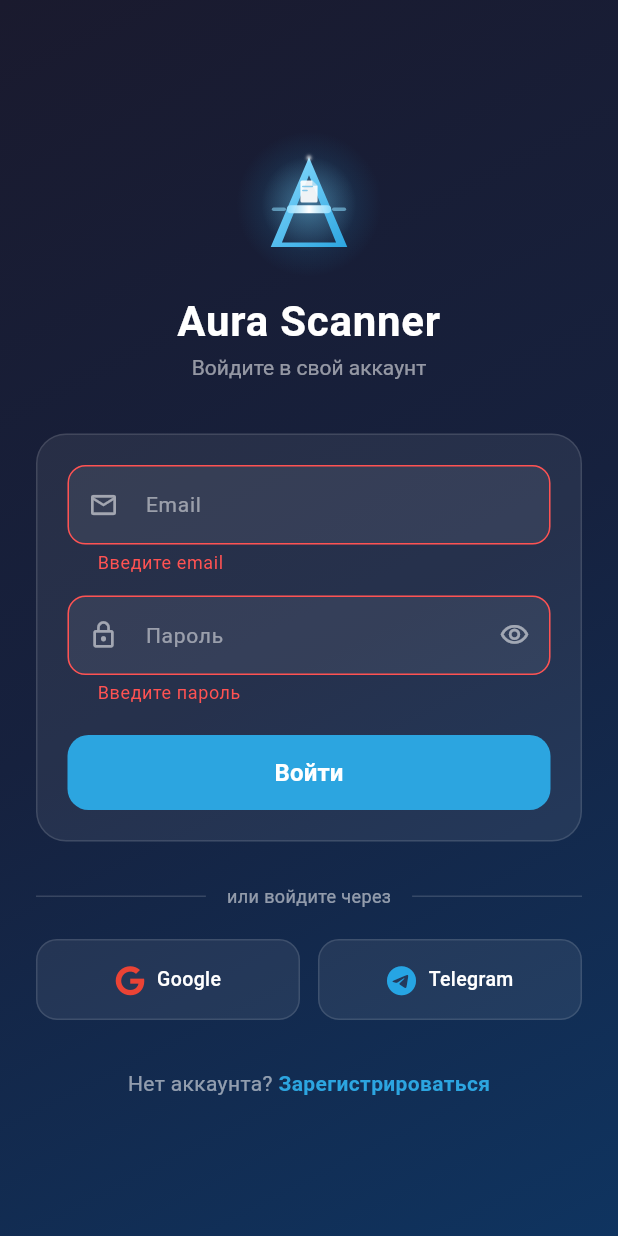
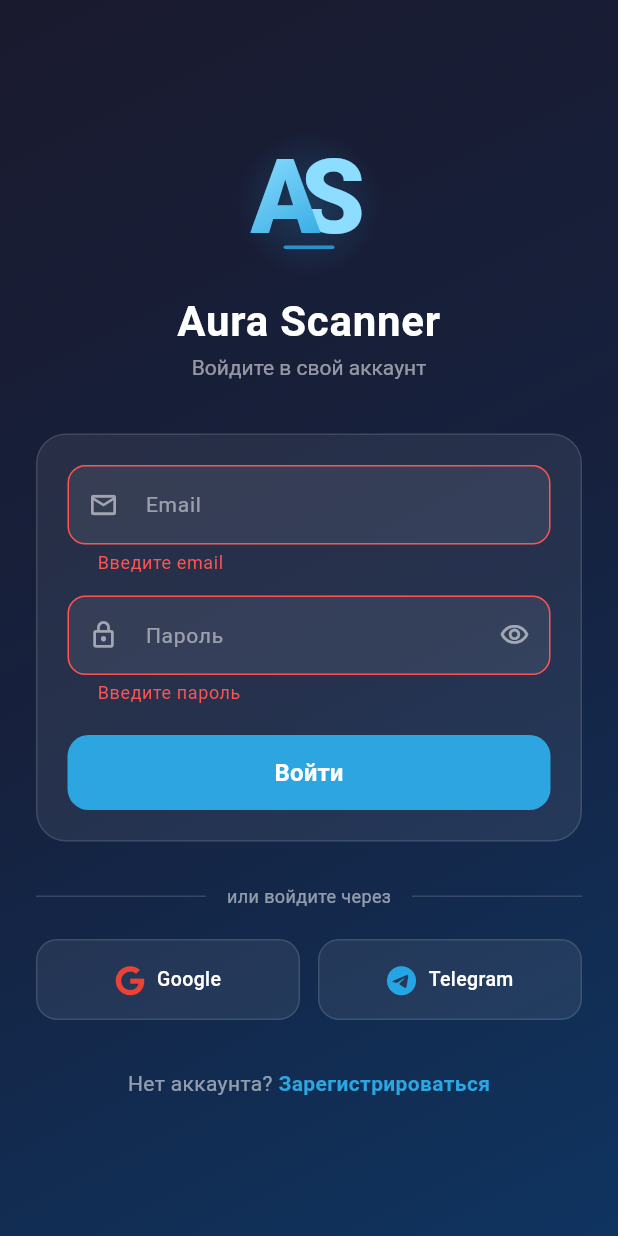
Before and after one commit to nekopunk44/Aura-scaner, a Flutter app: the LoginScreen screen opened directly, after a tap on "Войти", on a phone screen of 412 x 824 dp. Run offline on Flutter 3.47's test engine with Material 3 defaults, Android fonts, the phone set to English and light mode, and no system bars; our stand-ins replace app_links, audioplayers, camera, dio, file_picker, font_awesome_flutter and 14 more; missing offline and left inert: docx_to_text, flutter_doc_scanner, flutter_tesseract_ocr, google_mlkit_language_id, google_mlkit_text_recognition, google_mlkit_translation and 7 more; accounts and stored records are empty.

Commit message:
feat(scanner): монограмма «AS» + градиентный splash
Логотип:
- AuraLogo переписан на типографическую монограмму AS — буквы w900
  с отрицательным letterSpacing и перекрытием. A смещена влево,
  S — вправо, при этом A визуально «заходит» на S.
- A — диагональный градиент #8CDDFF → #2CA5E0 через ShaderMask.
  S — светлый highlight.
- Под буквами — тонкая короткая линия-«подчёркивание» (скан-намёк).
- За буквами — мягкое радиальное свечение для объёма.
- Параметр `monoWhite=true` — всё белым (для splash на цветном фоне),
  без shader и glow.

Splash:
- Диагональный градиент #8CDDFF → #2CA5E0 → #0D47A1 на весь экран —
  брендированный фон в фирменных цветах.
- AuraLogo(monoWhite: true) 170px по центру.
- «Aura Scanner» (w800, letterSpacing 1.2) + subtitle белым.
- Hero(kAuraLogoHeroTag) сохраняется — переход на login остаётся
  бесшовным (на login логотип цветной, splash — белый, но Hero
  анимирует положение/размер).

```diff
--- a/scanner_ap/lib/screens/ui_screens/splash_screen.dart
+++ b/scanner_ap/lib/screens/ui_screens/splash_screen.dart
@@ -107,22 +107,30 @@
 
   @override
   Widget build(BuildContext context) {
-    final isDark = Theme.of(context).brightness == Brightness.dark;
-    final bg = isDark ? const Color(0xFF0F1923) : const Color(0xFFF2F6FC);
-    final textColor = isDark ? Colors.white : const Color(0xFF1A1A2E);
-    final subColor = isDark ? Colors.white60 : const Color(0xFF6B7A99);
-
     return Scaffold(
-      backgroundColor: bg,
-      body: Center(
+      body: Container(
+        decoration: const BoxDecoration(
+          gradient: LinearGradient(
+            begin: Alignment.topLeft,
+            end: Alignment.bottomRight,
+            colors: [
+              Color(0xFF8CDDFF),
+              Color(0xFF2CA5E0),
+              Color(0xFF0D47A1),
+            ],
+            stops: [0.0, 0.55, 1.0],
+          ),
+        ),
+        child: SafeArea(
+          child: Center(
             child: Column(
               mainAxisSize: MainAxisSize.min,
               children: [
                 Hero(
                   tag: kAuraLogoHeroTag,
-              child: const AuraLogo(size: 160),
+                  child: const AuraLogo(size: 170, monoWhite: true),
                 ),
-            const SizedBox(height: 24),
+                const SizedBox(height: 28),
                 FadeTransition(
                   opacity: _textCtrl,
                   child: SlideTransition(
@@ -135,19 +143,23 @@
                     )),
                     child: Column(
                       children: [
-                    Text(
+                        const Text(
                           'Aura Scanner',
                           style: TextStyle(
-                        fontSize: 28,
-                        fontWeight: FontWeight.w700,
-                        color: textColor,
-                        letterSpacing: 0.5,
+                            fontSize: 30,
+                            fontWeight: FontWeight.w800,
+                            color: Colors.white,
+                            letterSpacing: 1.2,
                           ),
                         ),
-                    const SizedBox(height: 6),
+                        const SizedBox(height: 8),
                         Text(
                           'Документы, OCR и AI в кармане',
-                      style: TextStyle(fontSize: 13, color: subColor),
+                          style: TextStyle(
+                            fontSize: 13,
+                            color: Colors.white.withValues(alpha: 0.85),
+                            letterSpacing: 0.3,
+                          ),
                         ),
                       ],
                     ),
@@ -156,6 +168,8 @@
               ],
             ),
           ),
+        ),
+      ),
     );
   }
 }
--- a/scanner_ap/lib/widgets/aura_logo.dart
+++ b/scanner_ap/lib/widgets/aura_logo.dart
@@ -1,28 +1,25 @@
 import 'package:flutter/material.dart';
 
-/// Брендовый логотип Aura Scanner.
+/// Брендовый логотип Aura Scanner — типографическая монограмма «AS»
+/// с перекрытием букв и градиентной заливкой по диагонали.
 ///
-/// Концепция: монограмма «A» как страница-призма, через которую проходит
-/// горизонтальный луч сканера. Внутри верхней половины — миниатюрный
-/// «документ» со складкой угла (привязка к функции приложения), вокруг
-/// буквы — мягкое голубое сияние («аура»).
-///
-/// Полностью векторный (CustomPainter), без файлов-картинок — чёткий на
-/// любом размере, подходит как для splash (160px), так и для launcher-
-/// иконки (1024px).
+/// - Размер `size` управляет масштабом полного блока (буквы + glow).
+/// - `color` — основной акцент (заливка низа).
+/// - `highlight` — светлый акцент (заливка верха).
+/// - `monoWhite=true` — обе буквы белые без градиента (для брендового
+///   splash на цветном фоне).
 class AuraLogo extends StatelessWidget {
   final double size;
   final Color color;
-
-  /// Светлый акцент для градиента и луча сканера. По умолчанию — светлый
-  /// оттенок основного цвета.
   final Color highlight;
+  final bool monoWhite;
 
   const AuraLogo({
     super.key,
     this.size = 96,
     this.color = const Color(0xFF2CA5E0),
     this.highlight = const Color(0xFF8CDDFF),
+    this.monoWhite = false,
   });
 
   @override
@@ -31,7 +28,11 @@
       width: size,
       height: size,
       child: CustomPaint(
-        painter: _AuraLogoPainter(color: color, highlight: highlight),
+        painter: _AuraLogoPainter(
+          color: color,
+          highlight: highlight,
+          monoWhite: monoWhite,
+        ),
       ),
     );
   }
@@ -40,8 +41,13 @@
 class _AuraLogoPainter extends CustomPainter {
   final Color color;
   final Color highlight;
+  final bool monoWhite;
 
-  _AuraLogoPainter({required this.color, required this.highlight});
+  _AuraLogoPainter({
+    required this.color,
+    required this.highlight,
+    required this.monoWhite,
+  });
 
   @override
   void paint(Canvas canvas, Size size) {
@@ -49,199 +55,113 @@
     final cx = size.width / 2;
     final cy = size.height / 2;
 
-    // 1. Aurora-glow — два радиальных слоя свечения за буквой.
-    _drawAura(canvas, base, cx, cy);
+    // Подложка-glow: лёгкое радиальное свечение за буквами для объёма.
+    if (!monoWhite) {
+      final glowPaint = Paint()
+        ..shader = RadialGradient(
+          colors: [
+            color.withValues(alpha: 0.22),
+            color.withValues(alpha: 0.0),
+          ],
+          stops: const [0.0, 1.0],
+        ).createShader(Rect.fromCircle(
+          center: Offset(cx, cy),
+          radius: base * 0.55,
+        ));
+      canvas.drawCircle(Offset(cx, cy), base * 0.55, glowPaint);
+    }
 
-    // 2. Геометрия буквы A.
-    final aHeight = base * 0.68;
-    final aWidth = base * 0.58;
-    final aTop = cy - aHeight * 0.52;
-    final aBottom = cy + aHeight * 0.48;
-    final aLeft = cx - aWidth / 2;
-    final aRight = cx + aWidth / 2;
+    // Параметры шрифта.
+    final fontSize = base * 0.78;
+    final fillColor = monoWhite ? Colors.white : color;
+    final overlayColor =
+        monoWhite ? Colors.white.withValues(alpha: 0.6) : highlight;
 
-    // Внутренний треугольник — «дыра» в букве A.
-    final innerInset = base * 0.085;
-    final innerTopY = aTop + innerInset * 1.6;
-    final innerBottomY = aBottom - innerInset * 0.4;
-    final innerLeftX = aLeft + innerInset;
-    final innerRightX = aRight - innerInset;
+    // Базовый стиль букв.
+    TextStyle styleFor(Color c, double weight) => TextStyle(
+          fontSize: fontSize,
+          color: c,
+          fontWeight: FontWeight.w900,
+          height: 1.0,
+          letterSpacing: -base * 0.02,
+        );
 
-    // 3. Заливка буквы — диагональный градиент.
-    final rect = Rect.fromLTWH(aLeft, aTop, aWidth, aHeight);
-    final fillPaint = Paint()
-      ..shader = LinearGradient(
-        colors: [highlight, color],
-        begin: Alignment.topLeft,
-        end: Alignment.bottomRight,
-      ).createShader(rect)
-      ..style = PaintingStyle.fill;
+    // 1. Буква S — рисуется первой, чтобы A легла поверх и создалось
+    //    ощущение «A заходит на S». Сдвинута вправо.
+    final sPainter = TextPainter(
+      text: TextSpan(text: 'S', style: styleFor(overlayColor, 900)),
+      textDirection: TextDirection.ltr,
+    )..layout();
+    final sOffset = Offset(
+      cx - sPainter.width / 2 + base * 0.18,
+      cy - sPainter.height / 2,
+    );
+    sPainter.paint(canvas, sOffset);
 
-    final letterPath = Path()
-      ..fillType = PathFillType.evenOdd
-      // Внешний контур треугольника.
-      ..moveTo(cx, aTop)
-      ..lineTo(aRight, aBottom)
-      ..lineTo(aLeft, aBottom)
-      ..close()
-      // Внутренний контур — даёт «дыру» в треугольнике.
-      ..moveTo(cx, innerTopY)
-      ..lineTo(innerRightX, innerBottomY)
-      ..lineTo(innerLeftX, innerBottomY)
-      ..close();
-
-    canvas.drawPath(letterPath, fillPaint);
-
-    // 4. Перекладина-сканер: яркая горизонтальная полоса через центр.
-    //    Вписана точно в внешний треугольник + ярче основного градиента.
-    final barY = cy + base * 0.04;
-    final barTickness = base * 0.06;
-    final tFromTop = (barY - aTop) / aHeight;
-    final barHalfWidth = (aWidth / 2) * tFromTop;
-    final barRect = Rect.fromCenter(
-      center: Offset(cx, barY),
-      width: barHalfWidth * 2,
-      height: barTickness,
-    );
-    final barPaint = Paint()
-      ..shader = LinearGradient(
-        colors: [
-          highlight.withValues(alpha: 0.9),
-          Colors.white,
-          highlight.withValues(alpha: 0.9),
-        ],
-      ).createShader(barRect);
-    canvas.drawRRect(
-      RRect.fromRectAndRadius(barRect, Radius.circular(barTickness / 2)),
-      barPaint,
+    // 2. Буква A — сдвинута влево, частично перекрывает S.
+    //    Заливка — диагональный градиент акцента.
+    final aPainter = TextPainter(
+      text: TextSpan(text: 'A', style: styleFor(fillColor, 900)),
+      textDirection: TextDirection.ltr,
+    )..layout();
+    final aOffset = Offset(
+      cx - aPainter.width / 2 - base * 0.18,
+      cy - aPainter.height / 2,
     );
 
-    // 5. Луч сканера выходит за пределы буквы — две короткие линии
-    //    наружу слева и справа, как «луч продолжается».
-    final rayPaint = Paint()
-      ..color = highlight.withValues(alpha: 0.55)
-      ..strokeCap = StrokeCap.round
-      ..strokeWidth = barTickness * 0.45;
-    final rayLength = base * 0.08;
+    if (!monoWhite) {
+      // Применяем градиент через ShaderMask-эквивалент: рисуем букву A
+      // напрямую с shader paint.
+      canvas.saveLayer(
+        Rect.fromLTWH(0, 0, size.width, size.height),
+        Paint(),
+      );
+      aPainter.paint(canvas, aOffset);
+      final gradientPaint = Paint()
+        ..shader = LinearGradient(
+          colors: [highlight, color],
+          begin: Alignment.topLeft,
+          end: Alignment.bottomRight,
+        ).createShader(Rect.fromLTWH(
+          aOffset.dx,
+          aOffset.dy,
+          aPainter.width,
+          aPainter.height,
+        ))
+        ..blendMode = BlendMode.srcIn;
+      canvas.drawRect(
+        Rect.fromLTWH(
+          aOffset.dx,
+          aOffset.dy,
+          aPainter.width,
+          aPainter.height,
+        ),
+        gradientPaint,
+      );
+      canvas.restore();
+    } else {
+      aPainter.paint(canvas, aOffset);
+    }
+
+    // 3. Тонкая горизонтальная линия-«подчёркивание» под монограммой —
+    //    напоминает скан-линию, не перегружает композицию.
+    final underlinePaint = Paint()
+      ..color = (monoWhite ? Colors.white : color).withValues(alpha: 0.85)
+      ..strokeWidth = base * 0.025
+      ..strokeCap = StrokeCap.round;
+    final lineY = cy + fontSize * 0.42;
+    final lineLeft = cx - base * 0.18;
+    final lineRight = cx + base * 0.18;
     canvas.drawLine(
-      Offset(cx - barHalfWidth - base * 0.02, barY),
-      Offset(cx - barHalfWidth - base * 0.02 - rayLength, barY),
-      rayPaint,
-    );
-    canvas.drawLine(
-      Offset(cx + barHalfWidth + base * 0.02, barY),
-      Offset(cx + barHalfWidth + base * 0.02 + rayLength, barY),
-      rayPaint,
-    );
-
-    // 6. Миниатюрный документ внутри верхней «дыры» буквы — связка с
-    //    функцией приложения. Прямоугольник со складкой правого верхнего
-    //    угла.
-    _drawTinyDocument(
-      canvas,
-      base: base,
-      cx: cx,
-      topY: innerTopY,
-      barY: barY,
-      barTickness: barTickness,
-    );
-
-    // 7. Сияющий блик в верхней вершине A — «искра ауры».
-    final sparklePaint = Paint()
-      ..color = Colors.white.withValues(alpha: 0.85)
-      ..maskFilter = MaskFilter.blur(BlurStyle.normal, base * 0.012);
-    canvas.drawCircle(Offset(cx, aTop + base * 0.005), base * 0.018, sparklePaint);
-  }
-
-  void _drawAura(Canvas canvas, double base, double cx, double cy) {
-    // Три радиальных слоя — внешний размытый, средний и плотное ядро.
-    final auraCenter = Offset(cx, cy);
-    final outer = Paint()
-      ..shader = RadialGradient(
-        colors: [
-          color.withValues(alpha: 0.28),
-          color.withValues(alpha: 0.0),
-        ],
-        stops: const [0.0, 1.0],
-      ).createShader(Rect.fromCircle(center: auraCenter, radius: base * 0.55));
-    canvas.drawCircle(auraCenter, base * 0.55, outer);
-
-    final middle = Paint()
-      ..shader = RadialGradient(
-        colors: [
-          highlight.withValues(alpha: 0.32),
-          highlight.withValues(alpha: 0.0),
-        ],
-        stops: const [0.0, 1.0],
-      ).createShader(Rect.fromCircle(center: auraCenter, radius: base * 0.36));
-    canvas.drawCircle(auraCenter, base * 0.36, middle);
-  }
-
-  void _drawTinyDocument(
-    Canvas canvas, {
-    required double base,
-    required double cx,
-    required double topY,
-    required double barY,
-    required double barTickness,
-  }) {
-    // Документ занимает ~80% высоты «дыры» над перекладиной.
-    final docTop = topY + base * 0.04;
-    final docBottom = barY - barTickness * 0.85;
-    final docHeight = docBottom - docTop;
-    final docWidth = docHeight * 0.78;
-    final docLeft = cx - docWidth / 2;
-    final docRight = cx + docWidth / 2;
-    final fold = base * 0.04;
-    final radius = base * 0.012;
-
-    final path = Path()
-      ..moveTo(docLeft + radius, docTop)
-      ..lineTo(docRight - fold, docTop)
-      ..lineTo(docRight, docTop + fold)
-      ..lineTo(docRight, docBottom - radius)
-      ..quadraticBezierTo(docRight, docBottom, docRight - radius, docBottom)
-      ..lineTo(docLeft + radius, docBottom)
-      ..quadraticBezierTo(docLeft, docBottom, docLeft, docBottom - radius)
-      ..lineTo(docLeft, docTop + radius)
-      ..quadraticBezierTo(docLeft, docTop, docLeft + radius, docTop)
-      ..close();
-
-    // Белая страница чуть просвечивает — пользователь должен видеть
-    // градиент «А» под документом, чтобы не было плоско.
-    final docPaint = Paint()..color = Colors.white.withValues(alpha: 0.92);
-    canvas.drawPath(path, docPaint);
-
-    // Складка уголка.
-    final foldPath = Path()
-      ..moveTo(docRight - fold, docTop)
-      ..lineTo(docRight - fold, docTop + fold)
-      ..lineTo(docRight, docTop + fold)
-      ..close();
-    final foldPaint = Paint()..color = color.withValues(alpha: 0.35);
-    canvas.drawPath(foldPath, foldPaint);
-
-    // Две линии «текста» в документе.
-    final linePaint = Paint()
-      ..color = color.withValues(alpha: 0.55)
-      ..strokeWidth = base * 0.012
-      ..strokeCap = StrokeCap.round;
-    final lineLeft = docLeft + base * 0.018;
-    final lineRight = docRight - base * 0.02;
-    final firstLineY = docTop + base * 0.045;
-    canvas.drawLine(
-      Offset(lineLeft, firstLineY),
-      Offset(lineRight - base * 0.02, firstLineY),
-      linePaint,
-    );
-    canvas.drawLine(
-      Offset(lineLeft, firstLineY + base * 0.03),
-      Offset(lineRight - base * 0.06, firstLineY + base * 0.03),
-      linePaint,
+      Offset(lineLeft, lineY),
+      Offset(lineRight, lineY),
+      underlinePaint,
     );
   }
 
   @override
   bool shouldRepaint(_AuraLogoPainter old) =>
-      old.color != color || old.highlight != highlight;
+      old.color != color ||
+      old.highlight != highlight ||
+      old.monoWhite != monoWhite;
 }
```
Lines whose indentation alone changed are shown as unchanged.
